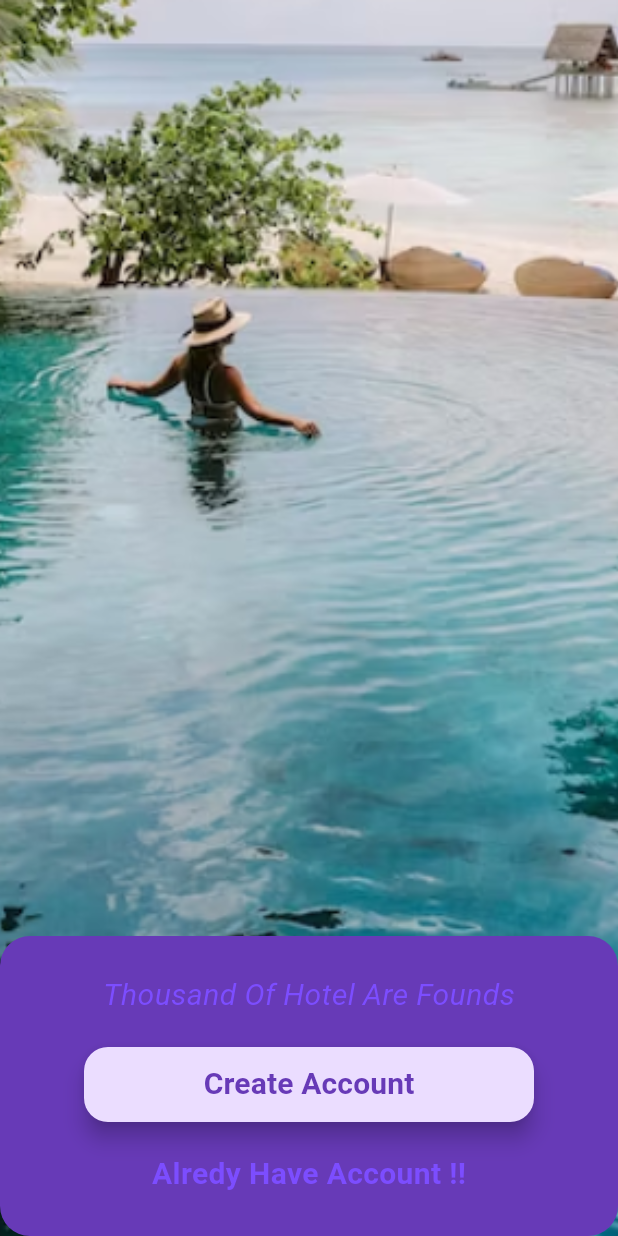
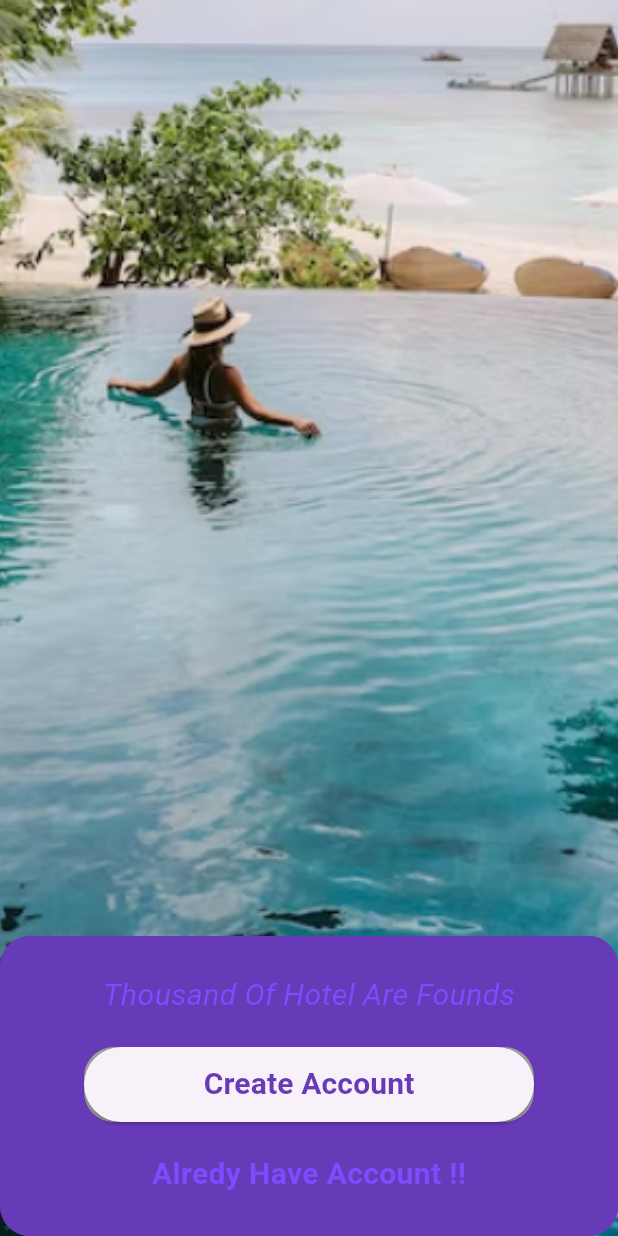
Before and after one commit to DeepeshPatel3012/Hotel-Booking, a Flutter app: the HomeScreen1 screen opened directly, on a phone screen of 412 x 824 dp. Run offline on Flutter 3.47's test engine with Material 3 defaults, Android fonts, the phone set to English and light mode, and no system bars.

Commit message:
7, fixed error

```diff
--- a/lib/bar/bottom_bar.dart
+++ b/lib/bar/bottom_bar.dart
@@ -7,6 +7,7 @@ class BottomBar extends StatelessWidget {
   Widget build(BuildContext context) {
     return BottomAppBar(
       color: Colors.deepPurple,
+      child: SingleChildScrollView(
         child: Row(
           mainAxisAlignment: MainAxisAlignment.spaceBetween,
           children: [
@@ -41,6 +42,7 @@ class BottomBar extends StatelessWidget {
           ],
 
         ),
+      ),
     );
   }
 }
--- a/lib/bar/top_bar.dart
+++ b/lib/bar/top_bar.dart
@@ -72,6 +72,7 @@ class TopBar extends StatelessWidget implements PreferredSizeWidget{
   Widget build(BuildContext context) {
     return
        AppBar(
+
         backgroundColor: Colors.deepPurple,
         leading: Image.asset("assets/images/photo.jpg",),
         title:Column(
--- a/lib/first_screen/starting_screen/home_screen1.dart
+++ b/lib/first_screen/starting_screen/home_screen1.dart
@@ -1,4 +1,5 @@
 import 'package:flutter/material.dart';
+import 'package:hotel_booking/first_screen/sign_in_screen/sign_in01.dart';
 import 'package:hotel_booking/first_screen/starting_screen/home_screen2.dart';
 import 'package:hotel_booking/first_screen/starting_screen/home_screen3.dart';
 import 'package:hotel_booking/first_screen/starting_screen/home_screen4.dart';
@@ -15,13 +16,52 @@ class _HomeScreen1State extends State<HomeScreen1> {
   @override
   Widget build(BuildContext context) {
     return Scaffold(
-      body:PageView(
-        children: [
-          HomeScreen4(),
-          HomeScreen3(),
-          HomeScreen2(),
+      body:Stack(
+        children: [ PageView(
+          children: [
+            HomeScreen4(),
+            HomeScreen3(),
+            HomeScreen2(),
+
+
+          ],
+
+        ),
+        Positioned(
+               left: 0,
+                right: 0,
+                bottom: 0,
+          child: Container(
+             height: 200,
+              width: double.infinity,
+              decoration: BoxDecoration(color: Colors.deepPurple,borderRadius: BorderRadius.circular(20)),
+              child: Column(
+                  spacing: 20,
+                  children: [
+                    SizedBox(height: 5,),
+                    Text("Thousand Of Hotel Are Founds",style: TextStyle(fontStyle: FontStyle.italic,fontSize: 20, color: Colors.deepPurpleAccent,),),
+                    // SizedBox(height: 20,),
+                    Container(
+                      height: 50,
+                      width: 300,
+                      decoration: BoxDecoration(color: const Color(0xFF9E9E9E), borderRadius: BorderRadius.circular(20)),
+                     child: ElevatedButton(onPressed: (){
+                      // Navigator.push(context, MaterialPageRoute(builder:(context) => SignIn01()));
+                      Navigator.push(context, MaterialPageRoute(builder:(context) => SignIn01()),);
+                     },
+                          //  foregroundColor: Colors.deepPurple,
+                            child: Text("Create Account",style: TextStyle(color: Colors.deepPurple,fontSize: 20,fontWeight:FontWeight.bold, ),),
+                     ),
+
+                    ),
+                     Text("Alredy Have Account !!",style: TextStyle(fontSize: 20,fontWeight: FontWeight.bold,color: Colors.deepPurpleAccent,),)
+                  ],
+                ),
+            ),
+        ),
         ],
-      )
+      ),
+
 
 
 
--- a/lib/first_screen/starting_screen/home_screen4.dart
+++ b/lib/first_screen/starting_screen/home_screen4.dart
@@ -23,31 +23,28 @@ class HomeScreen4 extends StatelessWidget {
             height: 200,
             width: double.infinity,
             decoration: BoxDecoration(color: Colors.deepPurple,borderRadius: BorderRadius.circular(20)),
-            child: Column(
-              spacing: 20,
-              children: [
-                SizedBox(height: 5,),
-                Text("Thousand Of Hotel Are Founds",style: TextStyle(fontStyle: FontStyle.italic,fontSize: 20, color: Colors.deepPurpleAccent,),),
-                // SizedBox(height: 20,),
-                Container(
-                  height: 50,
-                  width: 300,
-                  decoration: BoxDecoration(color: Colors.grey, borderRadius: BorderRadius.circular(20)),
-                 child: Expanded(
-                   child: FloatingActionButton(onPressed: (){
-                    // Navigator.push(context, MaterialPageRoute(builder:(context) => SignIn01()));
-                    Navigator.push(context, MaterialPageRoute(builder:(context) => SignIn01()),);
-                   },
-                         foregroundColor: Colors.deepPurple,
-                          child: Text("Create Account",style: TextStyle(fontSize: 20,fontWeight:FontWeight.bold, ),),
-                   ),
+          //   child: Column(
+          //     spacing: 20,
+          //     children: [
+          //       SizedBox(height: 5,),
+          //       Text("Thousand Of Hotel Are Founds",style: TextStyle(fontStyle: FontStyle.italic,fontSize: 20, color: Colors.deepPurpleAccent,),),
+          //       // SizedBox(height: 20,),
+          //       Container(
+          //         height: 50,
+          //         width: 300,
+          //         decoration: BoxDecoration(color: const Color(0xFF9E9E9E), borderRadius: BorderRadius.circular(20)),
+          //        child: ElevatedButton(onPressed: (){
+          //         // Navigator.push(context, MaterialPageRoute(builder:(context) => SignIn01()));
+          //         Navigator.push(context, MaterialPageRoute(builder:(context) => SignIn01()),);
+          //        },
+          //             //  foregroundColor: Colors.deepPurple,
+          //               child: Text("Create Account",style: TextStyle(color: Colors.deepPurple,fontSize: 20,fontWeight:FontWeight.bold, ),),
+          //        ),
 
-                 ),
-
-                ),
-                                         Text("Alredy Have Account !!",style: TextStyle(fontSize: 20,fontWeight: FontWeight.bold,color: Colors.deepPurpleAccent,),)
-              ],
-            ),
+          //       ),
+          //                                Text("Alredy Have Account !!",style: TextStyle(fontSize: 20,fontWeight: FontWeight.bold,color: Colors.deepPurpleAccent,),)
+          //     ],
+          //   ),
           ),
 
 
--- a/lib/home_screen/main_home_screen.dart
+++ b/lib/home_screen/main_home_screen.dart
@@ -29,7 +29,7 @@ class _MainHomeScreenState extends State<MainHomeScreen> {
               }
             ),
           ),
-              BottomBar()
+              SafeArea(child: BottomBar()),
 
         ],
       ),
--- a/lib/main.dart
+++ b/lib/main.dart
@@ -22,10 +22,10 @@ class MyApp extends StatelessWidget {
         useMaterial3: true,
       ),
       // home: const MyHomePage(title: 'Flutter Demo Home Page'),
-      home: MainHomeScreen(),
+      // home: MainHomeScreen(),
 
 
-      // home: HomeScreen0(), //important home
+      home: HomeScreen0(), //important home
       // home: SignIn01(),
       // home: DilogBoxSignIn(),
 
```
Also changed, not shown: lib/first_screen/sign_in_screen/sign_in01.dart (+20 -17 lines), lib/first_screen/starting_screen/home_screen2.dart (+27 -27 lines), lib/first_screen/starting_screen/home_screen3.dart (+21 -21 lines). Lines whose indentation alone changed are shown as unchanged.
